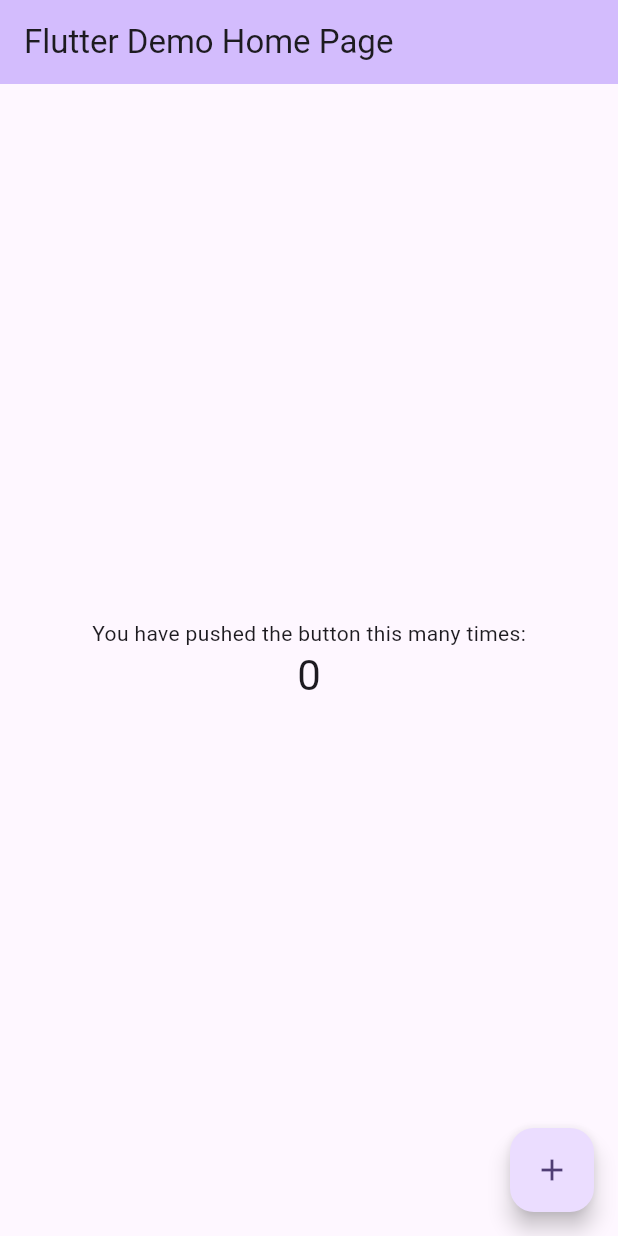
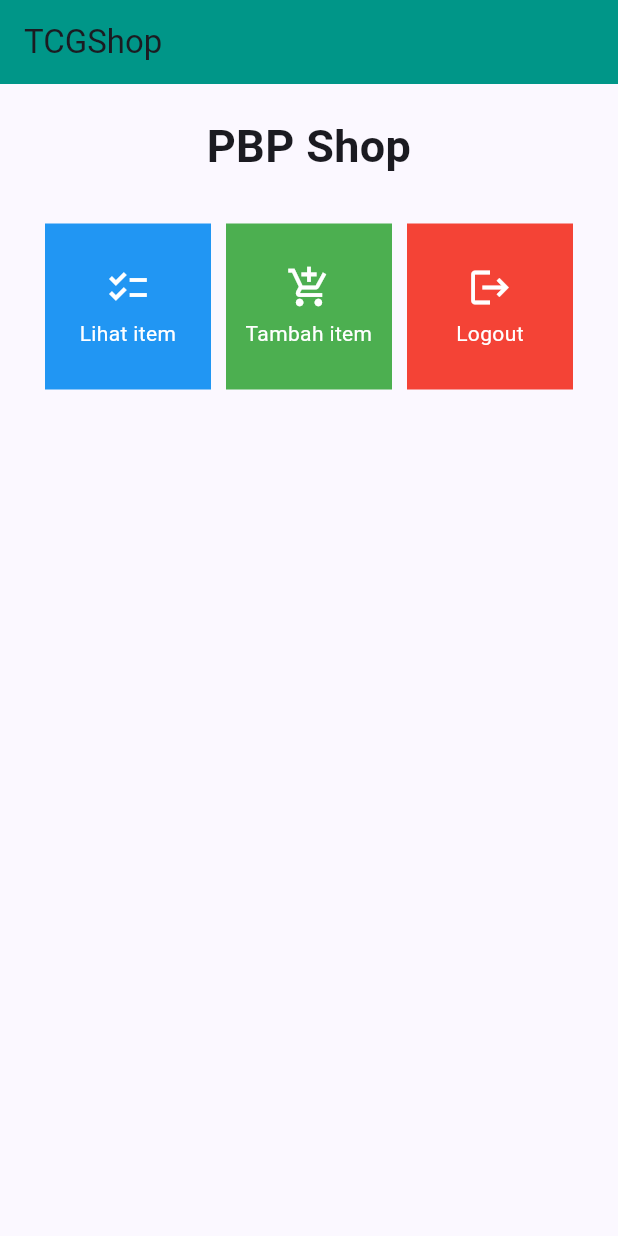
Before and after one commit to FaizAbdur/TCGShop_Mobile, a Flutter app: the screen it shows after launch, on a phone screen of 412 x 824 dp. Run offline on Flutter 3.47's test engine with Material 2 defaults, Android fonts, the light colour scheme and no system bars.

Commit message:
Flutter Selesai

```diff
--- a/tcg_shop_mobile/lib/main.dart
+++ b/tcg_shop_mobile/lib/main.dart
@@ -1,5 +1,5 @@
 import 'package:flutter/material.dart';
-
+import 'package:tcg_shop_mobile/menu.dart';
 void main() {
   runApp(const MyApp());
 }
@@ -7,119 +7,64 @@
 class MyApp extends StatelessWidget {
   const MyApp({super.key});
 
-  // This widget is the root of your application.
   @override
   Widget build(BuildContext context) {
     return MaterialApp(
       title: 'Flutter Demo',
       theme: ThemeData(
-        // This is the theme of your application.
-        //
-        // TRY THIS: Try running your application with "flutter run". You'll see
-        // the application has a blue toolbar. Then, without quitting the app,
-        // try changing the seedColor in the colorScheme below to Colors.green
-        // and then invoke "hot reload" (save your changes or press the "hot
-        // reload" button in a Flutter-supported IDE, or press "r" if you used
-        // the command line to start the app).
-        //
-        // Notice that the counter didn't reset back to zero; the application
-        // state is not lost during the reload. To reset the state, use hot
-        // restart instead.
-        //
-        // This works for code too, not just values: Most code changes can be
-        // tested with just a hot reload.
-        colorScheme: ColorScheme.fromSeed(seedColor: Colors.deepPurple),
+         appBarTheme: const AppBarTheme(
+         backgroundColor: Colors.teal, // Ubah warna header sesuai keinginan
+        ),
+        colorScheme: ColorScheme.fromSeed(seedColor: Colors.indigo),
         useMaterial3: true,
       ),
-      home: const MyHomePage(title: 'Flutter Demo Home Page'),
+      home: const MyHomePage(),
     );
   }
 }
 
-class MyHomePage extends StatefulWidget {
-  const MyHomePage({super.key, required this.title});
-
-  // This widget is the home page of your application. It is stateful, meaning
-  // that it has a State object (defined below) that contains fields that affect
-  // how it looks.
-
-  // This class is the configuration for the state. It holds the values (in this
-  // case the title) provided by the parent (in this case the App widget) and
-  // used by the build method of the State. Fields in a Widget subclass are
-  // always marked "final".
-
-  final String title;
-
-  @override
-  State<MyHomePage> createState() => _MyHomePageState();
-}
-
-class _MyHomePageState extends State<MyHomePage> {
-  int _counter = 0;
-
-  void _incrementCounter() {
-    setState(() {
-      // This call to setState tells the Flutter framework that something has
-      // changed in this State, which causes it to rerun the build method below
-      // so that the display can reflect the updated values. If we changed
-      // _counter without calling setState(), then the build method would not be
-      // called again, and so nothing would appear to happen.
-      _counter++;
-    });
-  }
+class MyHomePage extends StatelessWidget {
+  const MyHomePage({Key? key}) : super(key: key);
 
   @override
   Widget build(BuildContext context) {
-    // This method is rerun every time setState is called, for instance as done
-    // by the _incrementCounter method above.
-    //
-    // The Flutter framework has been optimized to make rerunning build methods
-    // fast, so that you can just rebuild anything that needs updating rather
-    // than having to individually change instances of widgets.
     return Scaffold(
       appBar: AppBar(
-        // TRY THIS: Try changing the color here to a specific color (to
-        // Colors.amber, perhaps?) and trigger a hot reload to see the AppBar
-        // change color while the other colors stay the same.
-        backgroundColor: Theme.of(context).colorScheme.inversePrimary,
-        // Here we take the value from the MyHomePage object that was created by
-        // the App.build method, and use it to set our appbar title.
-        title: Text(widget.title),
+        title: const Text(
+          'TCGShop',
         ),
-      body: Center(
-        // Center is a layout widget. It takes a single child and positions it
-        // in the middle of the parent.
+      ),
+      body: SingleChildScrollView(
+        child: Padding(
+          padding: const EdgeInsets.all(10.0),
           child: Column(
-          // Column is also a layout widget. It takes a list of children and
-          // arranges them vertically. By default, it sizes itself to fit its
-          // children horizontally, and tries to be as tall as its parent.
-          //
-          // Column has various properties to control how it sizes itself and
-          // how it positions its children. Here we use mainAxisAlignment to
-          // center the children vertically; the main axis here is the vertical
-          // axis because Columns are vertical (the cross axis would be
-          // horizontal).
-          //
-          // TRY THIS: Invoke "debug painting" (choose the "Toggle Debug Paint"
-          // action in the IDE, or press "p" in the console), to see the
-          // wireframe for each widget.
-          mainAxisAlignment: MainAxisAlignment.center,
             children: <Widget>[
-            const Text(
-              'You have pushed the button this many times:',
+              const Padding(
+                padding: EdgeInsets.only(top: 10.0, bottom: 10.0),
+                child: Text(
+                  'PBP Shop',
+                  textAlign: TextAlign.center,
+                  style: TextStyle(
+                    fontSize: 30,
+                    fontWeight: FontWeight.bold,
                   ),
-            Text(
-              '$_counter',
-              style: Theme.of(context).textTheme.headlineMedium,
+                ),
+              ),
+              GridView.count(
+                primary: true,
+                padding: const EdgeInsets.all(20),
+                crossAxisSpacing: 10,
+                mainAxisSpacing: 10,
+                crossAxisCount: 3,
+                shrinkWrap: true,
+                children: items.map((ShopItem item) {
+                  return ShopCard(item);
+                }).toList(),
               ),
             ],
           ),
         ),
-      floatingActionButton: FloatingActionButton(
-        onPressed: _incrementCounter,
-        tooltip: 'Increment',
-        child: const Icon(Icons.add),
-      ), // This trailing comma makes auto-formatting nicer for build methods.
+      ),
     );
   }
 }
--- /dev/null
+++ b/tcg_shop_mobile/lib/menu.dart
@@ -0,0 +1,57 @@
+import 'package:flutter/material.dart';
+
+class ShopItem {
+  final String name;
+  final IconData icon;
+  final Color buttonColor; // Tambahkan warna untuk tombol
+
+  ShopItem(this.name, this.icon, this.buttonColor);
+}
+
+class ShopCard extends StatelessWidget {
+  final ShopItem item;
+
+  const ShopCard(this.item, {super.key});
+
+  @override
+  Widget build(BuildContext context) {
+    return Material(
+      color: item.buttonColor,
+      child: InkWell(
+        onTap: () {
+          ScaffoldMessenger.of(context)
+            ..hideCurrentSnackBar()
+            ..showSnackBar(SnackBar(
+                content: Text("Kamu telah menekan tombol ${item.name}!")));
+        },
+        child: Container(
+          padding: const EdgeInsets.all(8),
+          child: Center(
+            child: Column(
+              mainAxisAlignment: MainAxisAlignment.center,
+              children: [
+                Icon(
+                  item.icon,
+                  color: Colors.white,
+                  size: 30.0,
+                ),
+                const Padding(padding: EdgeInsets.all(3)),
+                Text(
+                  item.name,
+                  textAlign: TextAlign.center,
+                  style: const TextStyle(color: Colors.white),
+                ),
+              ],
+            ),
+          ),
+        ),
+      ),
+    );
+  }
+}
+
+final List<ShopItem> items = [
+  ShopItem("Lihat item", Icons.checklist, Colors.blue), // Warna untuk "Lihat Item"
+  ShopItem("Tambah item", Icons.add_shopping_cart, Colors.green), // Warna untuk "Tambah Item"
+  ShopItem("Logout", Icons.logout, Colors.red), // Warna untuk "Logout"
+];
```
Lines whose indentation alone changed are shown as unchanged.
